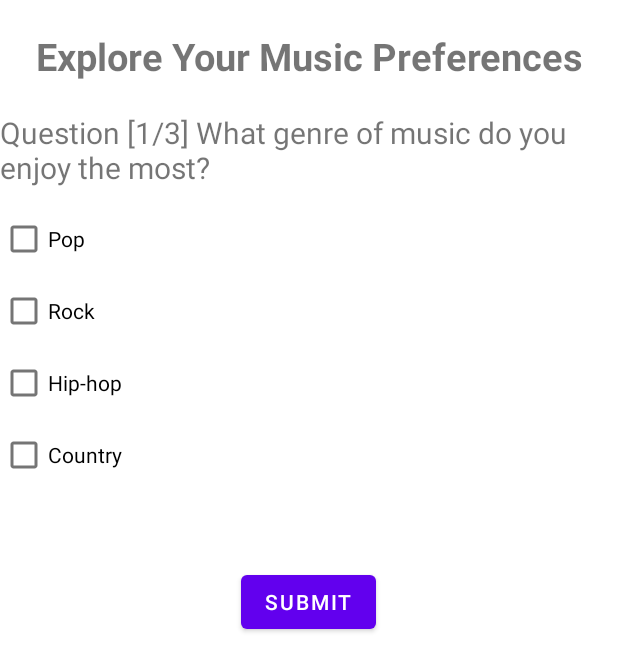
After one commit to SerbanMarinescu/MusicAppLicenta, an Android app: the QuizActivity screen opened directly, with no data from a screen before it, on a phone screen of 412 x 824 dp. The commit adds this screen. Shown: the top 671 px of the screen. Run offline under Robolectric (Android 15) with nearby library versions, the phone set to English and light mode, and no system bars; our stand-ins replace Firebase (no records; nobody signed in at launch, a user with empty details on screens opened directly); network calls fail.

Commit message:
Quiz Salvat in DataBase

```diff
--- /dev/null
+++ b/app/src/main/java/com/example/aplicatielicenta/QuizActivity.kt
@@ -0,0 +1,85 @@
+package com.example.aplicatielicenta
+
+import android.content.Intent
+import androidx.appcompat.app.AppCompatActivity
+import android.os.Bundle
+import android.widget.Button
+import android.widget.CheckBox
+import android.widget.TextView
+import com.example.aplicatielicenta.data.Quiz
+import com.google.firebase.auth.FirebaseAuth
+import com.google.firebase.database.FirebaseDatabase
+
+class QuizActivity : AppCompatActivity() {
+
+    private lateinit var question: TextView
+    private lateinit var option1: CheckBox
+    private lateinit var option2: CheckBox
+    private lateinit var option3: CheckBox
+    private lateinit var option4: CheckBox
+    private lateinit var submitBtn: Button
+    private lateinit var account: FirebaseAuth
+
+    private val quiz: Quiz = Quiz()
+    private var questionIndex = 0
+    private var count = 1
+    private val size = quiz.quizQuestions.size
+
+    override fun onCreate(savedInstanceState: Bundle?) {
+        super.onCreate(savedInstanceState)
+        setContentView(R.layout.activity_quiz)
+
+        question = findViewById(R.id.twQuestion)
+        option1 = findViewById(R.id.Option1)
+        option2 = findViewById(R.id.Option2)
+        option3 = findViewById(R.id.Option3)
+        option4 = findViewById(R.id.Option4)
+        submitBtn = findViewById(R.id.btnSubmit)
+        account = FirebaseAuth.getInstance()
+
+
+        val listOption = ArrayList<CheckBox>(listOf(option1, option2, option3, option4))
+
+        createQuiz()
+
+        submitBtn.setOnClickListener{
+
+            val userRef = FirebaseDatabase.getInstance().reference.child("Quiz").child(account.currentUser!!.uid)
+
+            val selectedOptions = listOption.filter {
+                it.isChecked
+            }.map {
+                it.text.toString()
+            }
+
+            userRef.child("Question $count").setValue(selectedOptions)
+
+            questionIndex++
+            count++
+
+            createQuiz()
+
+            if(questionIndex == size){
+                startActivity(Intent(this, MainActivity::class.java))
+                finish()
+            }
+        }
+    }
+
+    private fun createQuiz() {
+
+        if(questionIndex < size){
+            question.text = "Question [$count/$size] ${quiz.quizQuestions[questionIndex]}"
+
+            option1.text = quiz.quizOptions[questionIndex][0]
+            option2.text = quiz.quizOptions[questionIndex][1]
+            option3.text = quiz.quizOptions[questionIndex][2]
+            option4.text = quiz.quizOptions[questionIndex][3]
+
+            option1.isChecked = false
+            option2.isChecked = false
+            option3.isChecked = false
+            option4.isChecked = false
+        }
+    }
+}
--- /dev/null
+++ b/app/src/main/java/com/example/aplicatielicenta/data/Quiz.kt
@@ -0,0 +1,19 @@
+package com.example.aplicatielicenta.data
+
+class Quiz {
+
+     val quizQuestions = listOf(
+        "What genre of music do you enjoy the most?",
+        "Which decade of music do you find most appealing?",
+        "Who is your favorite music artist?",
+        // Add more questions here
+    )
+
+     val quizOptions = listOf(
+        listOf("Pop", "Rock", "Hip-hop", "Country"),
+        listOf("1960s", "1970s", "1980s", "1990s"),
+        listOf("Beyoncé", "The Beatles", "Eminem", "Taylor Swift"),
+        // Add more options here
+    )
+
+}
--- /dev/null
+++ b/app/src/main/res/layout/activity_quiz.xml
@@ -0,0 +1,95 @@
+<?xml version="1.0" encoding="utf-8"?>
+<RelativeLayout xmlns:android="http://schemas.android.com/apk/res/android"
+    xmlns:app="http://schemas.android.com/apk/res-auto"
+    xmlns:tools="http://schemas.android.com/tools"
+    android:layout_width="match_parent"
+    android:layout_height="match_parent"
+    tools:context=".QuizActivity">
+
+    <TextView
+        android:id="@+id/quizTitle"
+        android:layout_width="match_parent"
+        android:layout_height="wrap_content"
+        android:text="Explore Your Music Preferences"
+        android:textAllCaps="false"
+        android:textSize="25sp"
+        android:textAlignment="center"
+        android:textStyle="bold"
+        android:layout_marginTop="20dp"
+        >
+
+    </TextView>
+
+    <TextView
+        android:id="@+id/twQuestion"
+        android:layout_width="match_parent"
+        android:layout_height="wrap_content"
+        android:layout_below="@id/quizTitle"
+        android:layout_marginTop="20dp"
+        android:maxLines="5"
+        android:text="QUESTION 1"
+        android:textSize="20sp">
+
+    </TextView>
+
+    <LinearLayout
+        android:id="@+id/layout_options"
+        android:orientation="vertical"
+        android:layout_marginTop="10dp"
+        android:layout_width="match_parent"
+        android:layout_height="wrap_content"
+        android:layout_below="@+id/twQuestion"
+        >
+
+        <CheckBox
+            android:id="@+id/Option1"
+            android:layout_width="wrap_content"
+            android:layout_height="wrap_content"
+            android:text="Option 1"
+            >
+
+        </CheckBox>
+
+        <CheckBox
+            android:id="@+id/Option2"
+            android:layout_width="wrap_content"
+            android:layout_height="wrap_content"
+            android:text="Option 2"
+            >
+
+        </CheckBox>
+
+        <CheckBox
+            android:id="@+id/Option3"
+            android:layout_width="wrap_content"
+            android:layout_height="wrap_content"
+            android:text="Option 3"
+            >
+
+        </CheckBox>
+
+        <CheckBox
+            android:id="@+id/Option4"
+            android:layout_width="wrap_content"
+            android:layout_height="wrap_content"
+            android:text="Option 4"
+            >
+
+        </CheckBox>
+
+    </LinearLayout>
+
+    <Button
+        android:id="@+id/btnSubmit"
+        android:layout_width="wrap_content"
+        android:layout_height="wrap_content"
+        android:layout_below="@+id/layout_options"
+        android:text="Submit"
+        android:layout_centerHorizontal="true"
+        android:layout_marginTop="50dp"
+        >
+
+    </Button>
+
+
+</RelativeLayout>
--- a/app/src/main/res/values-night/themes.xml
+++ b/app/src/main/res/values-night/themes.xml
@@ -1,6 +1,6 @@
 <resources xmlns:tools="http://schemas.android.com/tools">
     <!-- Base application theme. -->
-    <style name="Theme.AplicatieLicenta" parent="Theme.MaterialComponents.DayNight.DarkActionBar">
+    <style name="Theme.AplicatieLicenta" parent="Theme.MaterialComponents.DayNight.NoActionBar">
         <!-- Primary brand color. -->
         <item name="colorPrimary">@color/purple_200</item>
         <item name="colorPrimaryVariant">@color/purple_700</item>
--- a/app/src/main/res/values/themes.xml
+++ b/app/src/main/res/values/themes.xml
@@ -1,6 +1,6 @@
 <resources xmlns:tools="http://schemas.android.com/tools">
     <!-- Base application theme. -->
-    <style name="Theme.AplicatieLicenta" parent="Theme.MaterialComponents.DayNight.DarkActionBar">
+    <style name="Theme.AplicatieLicenta" parent="Theme.MaterialComponents.DayNight.NoActionBar">
         <!-- Primary brand color. -->
         <item name="colorPrimary">@color/purple_500</item>
         <item name="colorPrimaryVariant">@color/purple_700</item>
```
Also changed, not shown: app/src/main/AndroidManifest.xml (+10 -0 lines), app/src/main/java/com/example/aplicatielicenta/EditAccountActivity.kt (added, +87 -0 lines), app/src/main/java/com/example/aplicatielicenta/LoginActivity.kt (+26 -12 lines), app/src/main/java/com/example/aplicatielicenta/MainActivity.kt (+32 -1 lines), app/src/main/java/com/example/aplicatielicenta/ProfileActivity.kt (added, +79 -0 lines), app/src/main/java/com/example/aplicatielicenta/SgnUpActivity.kt (+5 -4 lines), app/src/main/java/com/example/aplicatielicenta/data/User.kt (added, +9 -0 lines), app/src/main/res/layout/activity_edit_account.xml (added, +46 -0 lines), app/src/main/res/layout/activity_login.xml (+14 -1 lines), app/src/main/res/layout/activity_profile.xml (added, +74 -0 lines), app/src/main/res/layout/fragment_home.xml (+7 -11 lines).
